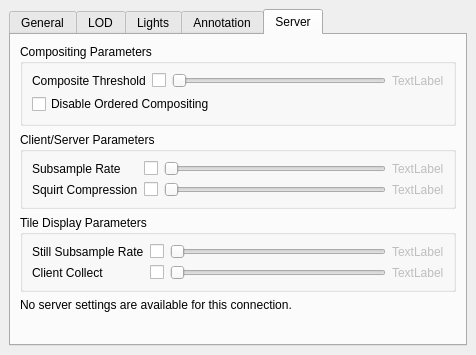
Old version of the form Qt/Components/Resources/UI/pq3DViewPropertiesWidget.ui in the repository wildmichael/ParaView3-enhancements-old.
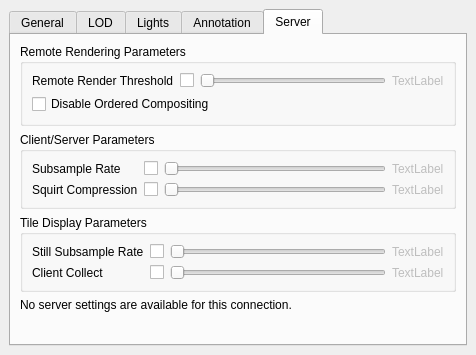
New version of the form. The open tabs and pages were chosen to show the change. Custom widgets are drawn as their Qt base class.

Commit message: ENH: Changing CompositeThreshold to RemoteRenderThreshold.

```diff
--- a/Qt/Components/Resources/UI/pq3DViewPropertiesWidget.ui
+++ b/Qt/Components/Resources/UI/pq3DViewPropertiesWidget.ui
@@ -1373,7 +1373,7 @@
        <item>
         <widget class="QGroupBox" name="compositingParameters" >
          <property name="title" >
-          <string>Compositing Parameters</string>
+          <string>Remote Rendering Parameters</string>
          </property>
          <layout class="QGridLayout" >
           <property name="margin" >
@@ -1421,7 +1421,7 @@
           <item row="0" column="0" >
            <widget class="QLabel" name="label_7" >
             <property name="text" >
-             <string>Composite Threshold</string>
+             <string>Remote Render Threshold</string>
             </property>
            </widget>
           </item>
```
The commit also changes 6 other files.
